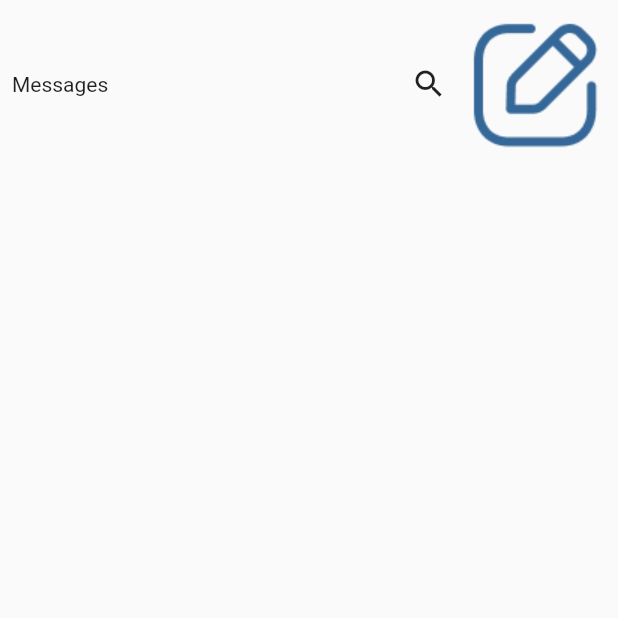
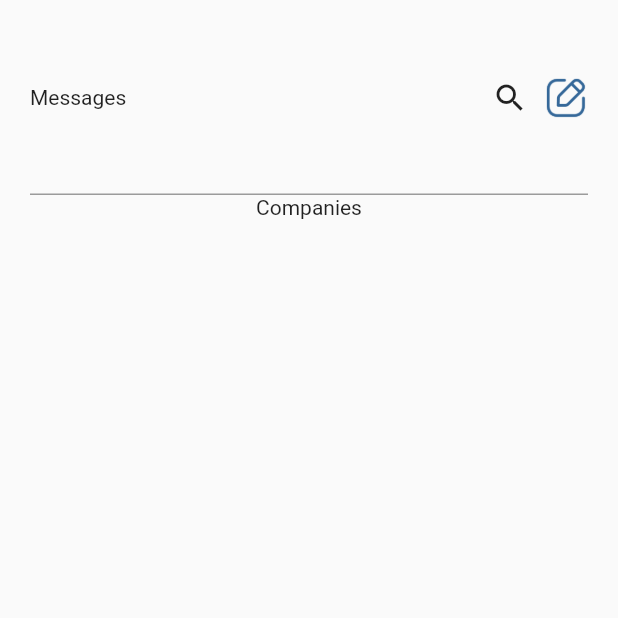
Before and after one commit to michael-stac/oru, a Flutter app: the Messages screen opened directly, on a phone screen of 412 x 824 dp, the top half of it. Run offline on Flutter 3.47's test engine with Material 2 defaults, Android fonts, the phone set to English and light mode, and no system bars; our stand-ins replace cloud_firestore, dropdown_textfield, firebase_auth, firebase_core, google_sign_in, image_picker; missing offline and left inert: auth_handler, email_otp, flutter_text_form_field, webview_flutter_plus; accounts and stored records are empty.

Commit message:
messages

```diff
--- a/lib/Screens/BottomNavPages/ReviewPages/messages.dart
+++ b/lib/Screens/BottomNavPages/ReviewPages/messages.dart
@@ -15,18 +15,25 @@ class _MessagesState extends State<Messages> {
   Widget build(BuildContext context) {
     return Scaffold(
       body: Padding(
-        padding: const EdgeInsets.all(8.0),
+        padding: const EdgeInsets.only(top: 50, left: 20, right: 20),
         child: Column(
           children: [
+
             Row(
               children: [
                 Text('Messages'),
                 Spacer(),
                 Icon(Icons.search),
                 SizedBox(width: 10),
-                Image.asset('assets/images/edit.png')
+                Image.asset('assets/images/edit.png', height: 30,)
 
               ],
+            ),
+            SizedBox(height: 10),
+            SizedBox(height: 40, child: TextFormField(decoration: InputDecoration(),),),
+            Text('Companies'),
+            Row(
+
             )
           ],
         ),
```
